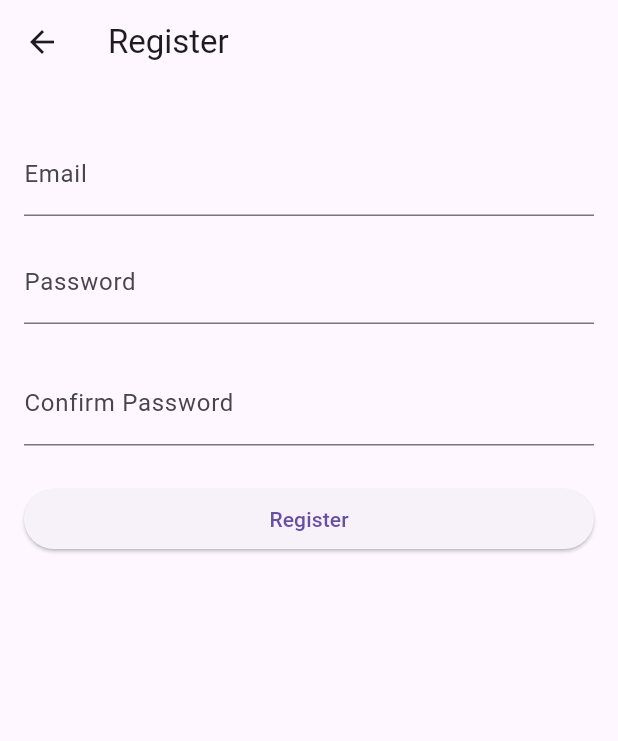
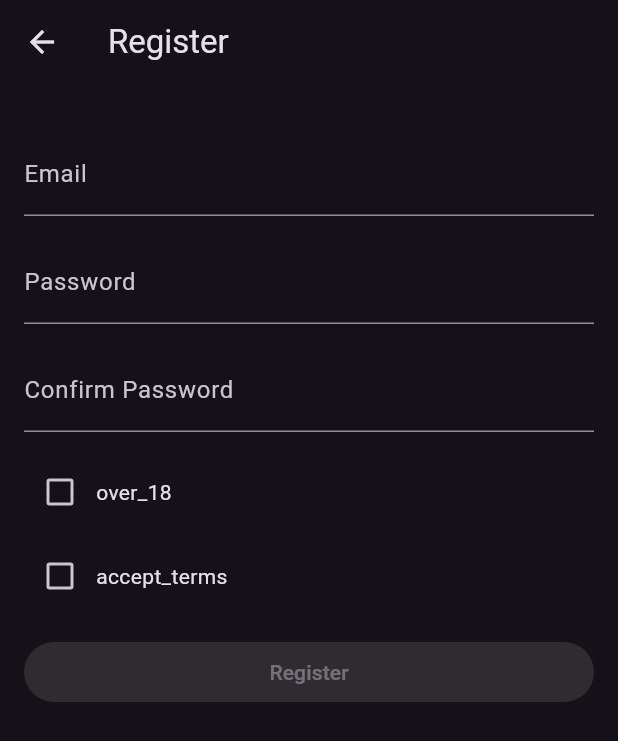
Before and after one commit to flutterpie13/MobileSecurityApp, a Flutter app: the RegistrationScreen screen opened directly, on a phone screen of 412 x 824 dp. Shown: the top 741 px of the screen. Run offline on Flutter 3.47's test engine with Material 3 defaults, Android fonts, the phone set to English and light mode, and no system bars; our stand-ins replace flutter_secure_storage, pdf, printing, sqflite; accounts and stored records are empty.

Commit message:
edit login/registrationscreen

```diff
--- a/frontend/assets/de.json
+++ b/frontend/assets/de.json
@@ -1,9 +1,11 @@
 {
   "login": "Anmelden",
+  "login_title": "Login",
   "register": "Registrieren",
   "email": "E-Mail",
   "password": "Passwort",
   "confirm_password": "Passwort bestätigen",
+  "forgot_password": "Passwort vergessen?",
   "old_password": "Altes Passwort",
   "new_password": "Neues Passwort",
   "change_password": "Passwort ändern",
@@ -34,7 +36,7 @@
   "registration_successful": "Registrierung erfolgreich. Bitte melden Sie sich an.",
   "password_changed": "Passwort erfolgreich geändert.",
   "account_deleted": "Konto erfolgreich gelöscht.",
-  "no_account": "Noch keinen Account? Registrieren",
+  "no_account_register": "Noch keinen Account? Registrieren",
   "scan_results_for": "Scan-Ergebnisse für",
   "scan_results_for_target": "Scan-Ergebnisse für {target}",
   "no_data_available":"Keine Daten vorhanden",
--- a/frontend/assets/en.json
+++ b/frontend/assets/en.json
@@ -1,8 +1,10 @@
 {
   "login": "Login",
+  "login_title": "Login",
   "register": "Register",
   "email": "Email",
   "password": "Password",
+  "forgot_password": "Forgot Password?",
   "confirm_password": "Confirm Password",
   "old_password": "Old Password",
   "new_password": "New Password",
@@ -34,7 +36,7 @@
   "registration_successful": "Registration successful. Please log in.",
   "password_changed": "Password changed successfully.",
   "account_deleted": "Account deleted successfully.",
-  "no_account": "Don't have an account? Register",
+  "no_account_register": "Don't have an account? Register",
   "no_data": "No data",
   "scan_configuration": "Scan Configuration",
   "no_scan_configuration": "No configuration options available",
--- a/frontend/lib/main.dart
+++ b/frontend/lib/main.dart
@@ -2,13 +2,11 @@ import 'package:flutter/material.dart';
 import 'package:flutter_localizations/flutter_localizations.dart';
 import 'dart:async';
 import 'package:provider/provider.dart';
-import 'route_manager.dart';
 import 'route_manager/app_localization.dart';
 import 'screens/home_screen.dart';
 import 'screens/login_screen.dart';
 import 'screens/settings_screen.dart';
 import 'secure_storage/token_manager.dart';
-import 'app_entry.dart';
 import 'state/app_state.dart';
 
 void main() async {
@@ -65,6 +63,7 @@ class _MyAppState extends State<MyApp> {
   Widget build(BuildContext context) {
     return MaterialApp(
       locale: _locale,
+      theme: ThemeData.dark(),
       supportedLocales: const [
         Locale('en', 'US'),
         Locale('de', 'DE'),
--- a/frontend/lib/screens/registration_screen.dart
+++ b/frontend/lib/screens/registration_screen.dart
@@ -19,8 +19,36 @@ class _RegistrationScreenState extends State<RegistrationScreen> {
   final _confirmPasswordController = TextEditingController();
   bool _loading = false;
   String? _errorMessage;
+  bool _over18 = false;
+  bool _acceptedTerms = false;
 
   void _register() async {
+    final password = _passwordController.text.trim();
+    final confirmPassword = _confirmPasswordController.text.trim();
+    if (password != confirmPassword) {
+      setState(() {
+        _errorMessage = AppLocalizations.getTranslatedText(
+            context, 'passwords_do_not_match');
+      });
+      return;
+    }
+
+    if (!_over18) {
+      setState(() {
+        _errorMessage =
+            AppLocalizations.getTranslatedText(context, 'must_be_over_18');
+      });
+      return;
+    }
+
+    if (!_acceptedTerms) {
+      setState(() {
+        _errorMessage =
+            AppLocalizations.getTranslatedText(context, 'must_accept_terms');
+      });
+      return;
+    }
+
     setState(() {
       _loading = true;
       _errorMessage = null;
@@ -29,14 +57,14 @@ class _RegistrationScreenState extends State<RegistrationScreen> {
     try {
       final result = await ApiService().register(
         _emailController.text.trim(),
-        _passwordController.text.trim(),
+        password,
       );
-      // Angenommen das result beinhaltet {'message': 'User registered successfully.'}
-      // Nach erfolgreicher Registrierung kann man z. B. zum Login navigieren:
+      // Nach erfolgreicher Registrierung zum Login navigieren
       Navigator.pushNamed(context, '/login');
     } catch (e) {
       setState(() {
-        _errorMessage = 'Registrierung fehlgeschlagen: $e';
+        _errorMessage =
+            '${AppLocalizations.getTranslatedText(context, 'registration_failed')}: $e';
       });
     } finally {
       setState(() {
@@ -45,17 +73,38 @@ class _RegistrationScreenState extends State<RegistrationScreen> {
     }
   }
 
+  bool _isFormValid() {
+    final password = _passwordController.text.trim();
+    final confirmPassword = _confirmPasswordController.text.trim();
+    return password.isNotEmpty &&
+        confirmPassword.isNotEmpty &&
+        password == confirmPassword &&
+        _over18 &&
+        _acceptedTerms;
+  }
+
   @override
   Widget build(BuildContext context) {
+    final registerLabel =
+        AppLocalizations.getTranslatedText(context, 'register');
+    final emailLabel = AppLocalizations.getTranslatedText(context, 'email');
+    final passwordLabel =
+        AppLocalizations.getTranslatedText(context, 'password');
+    final confirmPasswordLabel =
+        AppLocalizations.getTranslatedText(context, 'confirm_password');
+    final over18Label = AppLocalizations.getTranslatedText(context, 'over_18');
+    final termsLabel =
+        AppLocalizations.getTranslatedText(context, 'accept_terms');
     return Scaffold(
       appBar: AppBar(
-        title: Text(AppLocalizations.getTranslatedText(context, 'register')),
+        title: Text(registerLabel),
       ),
       body: Padding(
         padding: const EdgeInsets.all(16.0),
         child: _loading
             ? const Center(child: CircularProgressIndicator())
-            : Column(
+            : SingleChildScrollView(
+                child: Column(
                   crossAxisAlignment: CrossAxisAlignment.stretch,
                   children: [
                     if (_errorMessage != null)
@@ -66,32 +115,56 @@ class _RegistrationScreenState extends State<RegistrationScreen> {
                     const SizedBox(height: 16),
                     TextField(
                       controller: _emailController,
-                    decoration: const InputDecoration(labelText: 'Email'),
+                      decoration: InputDecoration(labelText: emailLabel),
                     ),
                     const SizedBox(height: 16),
                     TextField(
                       controller: _passwordController,
-                    decoration: InputDecoration(
-                        labelText: AppLocalizations.getTranslatedText(
-                            context, 'password')),
+                      decoration: InputDecoration(labelText: passwordLabel),
                       obscureText: true,
                     ),
-                  const SizedBox(height: 25),
+                    const SizedBox(height: 16),
                     TextField(
                       controller: _confirmPasswordController,
-                    decoration: InputDecoration(
-                      labelText: AppLocalizations.getTranslatedText(
-                          context, 'confirm_password'),
-                    ),
+                      decoration:
+                          InputDecoration(labelText: confirmPasswordLabel),
                       obscureText: true,
                     ),
-                  const SizedBox(height: 25),
+                    const SizedBox(height: 16),
+                    Row(
+                      children: [
+                        Checkbox(
+                          value: _over18,
+                          onChanged: (val) {
+                            setState(() {
+                              _over18 = val ?? false;
+                            });
+                          },
+                        ),
+                        Expanded(child: Text(over18Label)),
+                      ],
+                    ),
+                    const SizedBox(height: 8),
+                    Row(
+                      children: [
+                        Checkbox(
+                          value: _acceptedTerms,
+                          onChanged: (val) {
+                            setState(() {
+                              _acceptedTerms = val ?? false;
+                            });
+                          },
+                        ),
+                        Expanded(child: Text(termsLabel)),
+                      ],
+                    ),
+                    const SizedBox(height: 16),
                     ElevatedButton(
-                    onPressed: _register,
-                    child: Text(AppLocalizations.getTranslatedText(
-                        context, 'register')),
+                      onPressed: _isFormValid() ? _register : null,
+                      child: Text(registerLabel),
                     ),
                   ],
+                ),
               ),
       ),
     );
```
Also changed, not shown: frontend/lib/screens/login_screen.dart (+88 -65 lines). Lines whose indentation alone changed are shown as unchanged.
